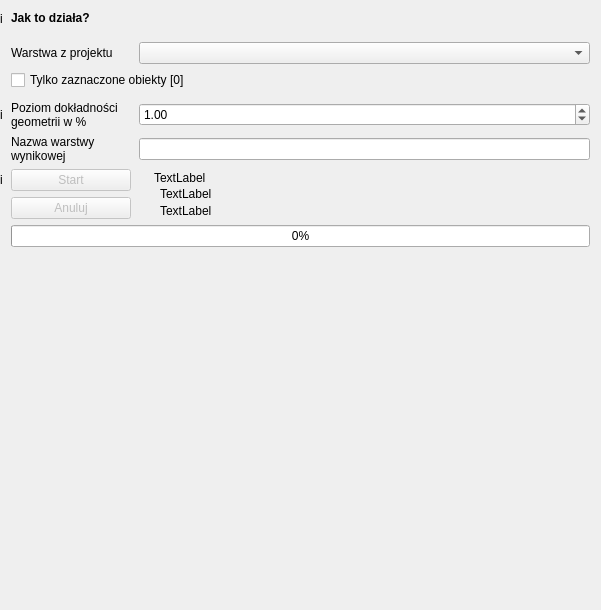
This is gissupport_plugin/modules/uldk/modules/check_layer/main_base.ui in gis-support/gis-support-plugin as Qt 5 draws it before an edit. The edited form follows.
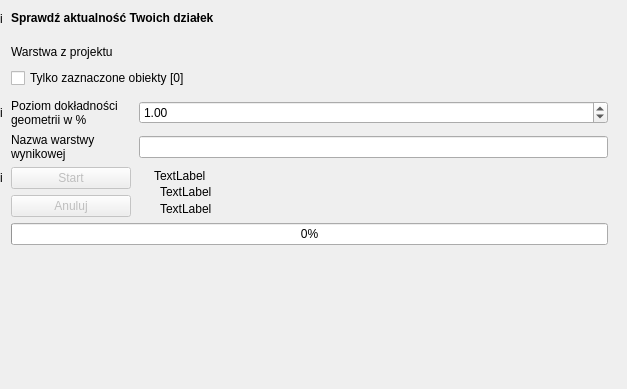
This is the edited form. Custom widgets are drawn as their Qt base class.

Patch:
```diff
--- a/gissupport_plugin/modules/uldk/modules/check_layer/main_base.ui
+++ b/gissupport_plugin/modules/uldk/modules/check_layer/main_base.ui
@@ -6,8 +6,8 @@
    <rect>
     <x>0</x>
     <y>0</y>
-    <width>601</width>
-    <height>610</height>
+    <width>627</width>
+    <height>389</height>
    </rect>
   </property>
   <property name="sizePolicy">
@@ -47,7 +47,7 @@
        </property>
        <property name="minimumSize">
         <size>
-         <width>350</width>
+         <width>50</width>
          <height>0</height>
         </size>
        </property>
@@ -183,11 +183,11 @@
        </property>
       </widget>
      </item>
-     <item row="0" column="1">
+     <item row="0" column="1" colspan="3">
       <widget class="QLabel" name="label_info">
        <property name="maximumSize">
         <size>
-         <width>100</width>
+         <width>16777215</width>
          <height>15</height>
         </size>
        </property>
@@ -195,7 +195,7 @@
         <string/>
        </property>
        <property name="text">
-        <string>&lt;html&gt;&lt;head/&gt;&lt;body&gt;&lt;p&gt;&lt;b&gt;Jak to działa?&lt;/b&gt;&lt;br/&gt;&lt;/p&gt;&lt;/body&gt;&lt;/html&gt;</string>
+        <string>&lt;html&gt;&lt;head/&gt;&lt;body&gt;&lt;p&gt;&lt;b&gt;Sprawdź aktualność Twoich działek&lt;/b&gt;&lt;br/&gt;&lt;/p&gt;&lt;/body&gt;&lt;/html&gt;</string>
        </property>
        <property name="textFormat">
         <enum>Qt::RichText</enum>
@@ -292,10 +292,22 @@
          <verstretch>0</verstretch>
         </sizepolicy>
        </property>
+       <property name="minimumSize">
+        <size>
+         <width>65</width>
+         <height>0</height>
+        </size>
+       </property>
       </widget>
      </item>
      <item row="5" column="2">
       <widget class="QDoubleSpinBox" name="input_percent">
+       <property name="minimumSize">
+        <size>
+         <width>65</width>
+         <height>0</height>
+        </size>
+       </property>
        <property name="maximum">
         <double>100.000000000000000</double>
        </property>
@@ -305,7 +317,14 @@
       </widget>
      </item>
      <item row="2" column="2">
-      <widget class="QgsMapLayerComboBox" name="layer_select"/>
+      <widget class="QgsMapLayerComboBox" name="layer_select" native="true">
+       <property name="minimumSize">
+        <size>
+         <width>65</width>
+         <height>0</height>
+        </size>
+       </property>
+      </widget>
      </item>
      <item row="2" column="1">
       <widget class="QLabel" name="label">
@@ -392,7 +411,7 @@
  <customwidgets>
   <customwidget>
    <class>QgsMapLayerComboBox</class>
-   <extends>QComboBox</extends>
+   <extends>QWidget</extends>
    <header>qgsmaplayercombobox.h</header>
   </customwidget>
  </customwidgets>
```
